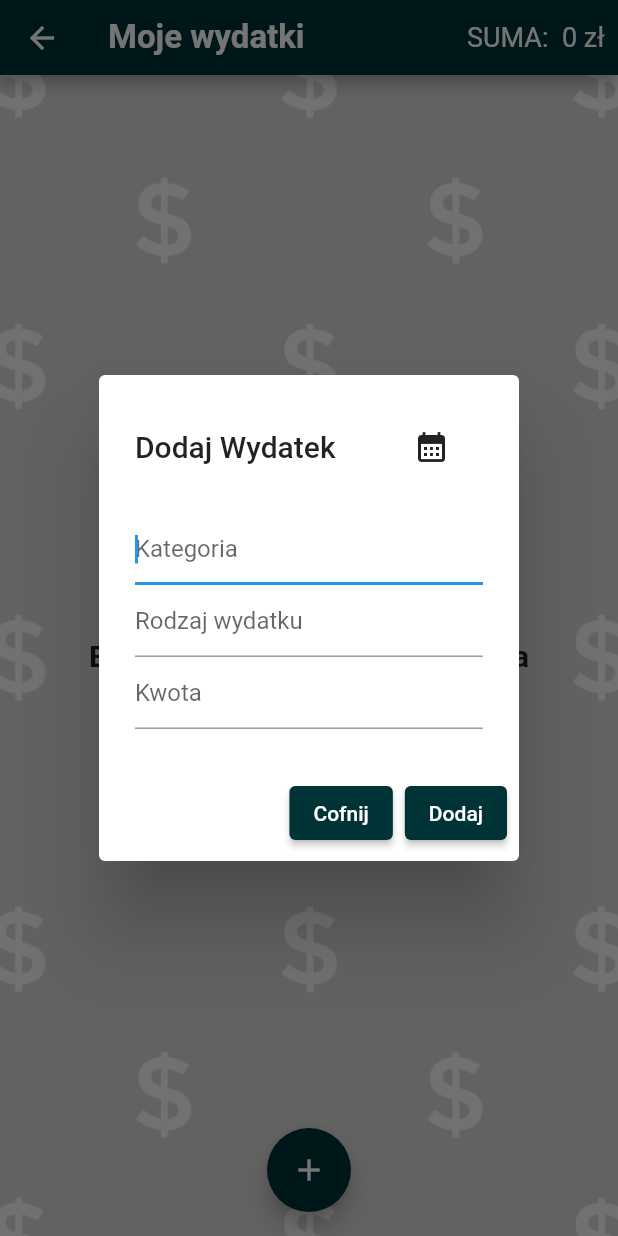
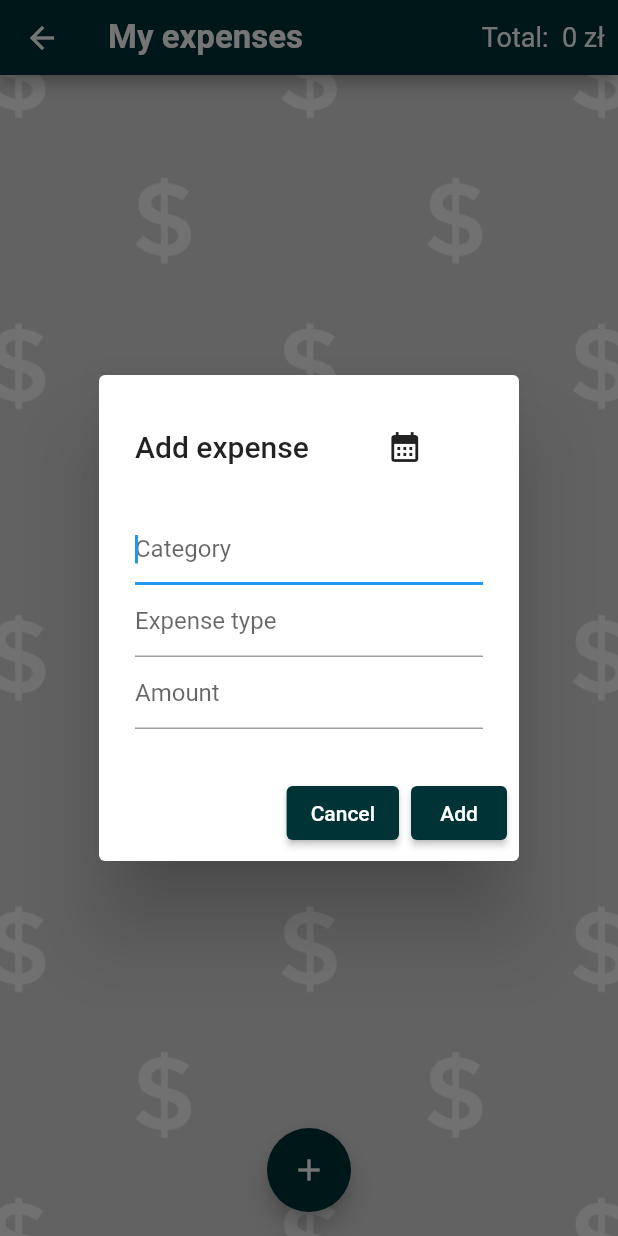
Before and after one commit to lukaszhak/moja_lodowka, a Flutter app: the ExpensesPage screen opened directly, after a tap on the "add" icon, on a phone screen of 412 x 824 dp. Run offline on Flutter 3.47's test engine with Material 2 defaults, Android fonts, the phone set to English and light mode, and no system bars; our stand-ins replace cloud_firestore, dio, firebase_auth, firebase_core, flutter_bloc, flutter_local_notifications and 5 more; accounts and stored records are empty; generated files the repository leaves out were written again; network calls fail.

Commit message:
Add english language to expenses page

```diff
--- a/lib/app/app.dart
+++ b/lib/app/app.dart
@@ -47,7 +47,7 @@ class RootPage extends StatelessWidget {
       builder: (context, state) {
         final user = state.user;
         if (user?.email == null) {
-          return LoginPage();
+          return const LoginPage();
         }
         return HomePage(
           user: user,
--- a/lib/app/cubit/root_cubit.dart
+++ b/lib/app/cubit/root_cubit.dart
@@ -26,15 +26,15 @@ class RootCubit extends Cubit<RootState> {
 
   StreamSubscription? _streamSubscription;
 
-  void isCreatingAccount(bool isCreatingAccount) {
+  Future<void> isCreatingAccount(bool isCreatingAccount) async {
     emit(state.copyWith(isCreatingAccount: !isCreatingAccount));
   }
 
-  void obscureText(bool obscureText) {
+  Future<void> obscureText(bool obscureText) async {
     emit(state.copyWith(obscureText: !obscureText));
   }
 
-  void errorMessage(String errorMessage) {
+  Future<void> showErrorMessage(String errorMessage) async {
     emit(
       state.copyWith(errorMessage: errorMessage),
     );
--- a/lib/features/home/pages/expenses_page/expenses_page.dart
+++ b/lib/features/home/pages/expenses_page/expenses_page.dart
@@ -6,15 +6,9 @@ import 'package:moja_lodowka/features/home/pages/expenses_page/widgets/expenses_
 import 'package:moja_lodowka/features/home/pages/expenses_page/widgets/expenses_page_body.dart';
 import 'package:moja_lodowka/features/home/pages/expenses_page/widgets/expenses_page_floating_button.dart';
 
-class ExpensesPage extends StatefulWidget {
+class ExpensesPage extends StatelessWidget {
   const ExpensesPage({super.key});
 
-  @override
-  State<ExpensesPage> createState() => _ExpensesPageState();
-}
-
-class _ExpensesPageState extends State<ExpensesPage> {
-  DateTime? expensesDate;
   @override
   Widget build(BuildContext context) {
     return BlocProvider(
--- a/lib/features/home/pages/expenses_page/widgets/expenses_page_appbar.dart
+++ b/lib/features/home/pages/expenses_page/widgets/expenses_page_appbar.dart
@@ -1,5 +1,6 @@
 import 'package:flutter/material.dart';
 import 'package:moja_lodowka/features/home/pages/expenses_page/cubit/expenses_page_cubit.dart';
+import 'package:flutter_gen/gen_l10n/app_localizations.dart';
 
 class ExpensesPageAppBar extends StatelessWidget
     implements PreferredSizeWidget {
@@ -38,9 +39,9 @@ class AppBarBody extends StatelessWidget {
   Widget build(BuildContext context) {
     return AppBar(
       backgroundColor: const Color.fromARGB(255, 0, 51, 54),
-      title: const Text(
-        'Moje wydatki',
-        style: TextStyle(
+      title: Text(
+        AppLocalizations.of(context)!.myExpenses,
+        style: const TextStyle(
           fontSize: 22,
           fontWeight: FontWeight.bold,
         ),
@@ -49,9 +50,9 @@ class AppBarBody extends StatelessWidget {
         Center(
           child: Row(
             children: [
-              const Text(
-                'SUMA:',
-                style: TextStyle(fontSize: 18),
+              Text(
+                AppLocalizations.of(context)!.total,
+                style: const TextStyle(fontSize: 18),
               ),
               Padding(
                 padding: const EdgeInsets.all(9.0),
--- a/lib/features/home/pages/expenses_page/widgets/expenses_page_body.dart
+++ b/lib/features/home/pages/expenses_page/widgets/expenses_page_body.dart
@@ -3,6 +3,7 @@ import 'package:moja_lodowka/app/core/enums.dart';
 import 'package:moja_lodowka/domain/models/expenses_document_model/expenses_document_model.dart';
 import 'package:moja_lodowka/features/home/pages/expenses_page/cubit/expenses_page_cubit.dart';
 import 'package:moja_lodowka/features/home/pages/expenses_page/widgets/expenses_page_item.dart';
+import 'package:flutter_gen/gen_l10n/app_localizations.dart';
 
 class ExpensesPageBody extends StatelessWidget {
   const ExpensesPageBody({
@@ -25,26 +26,27 @@ class ExpensesPageBody extends StatelessWidget {
         return Center(
           child: Column(
             mainAxisAlignment: MainAxisAlignment.center,
-            children: const [
-              CircularProgressIndicator(
+            children: [
+              const CircularProgressIndicator(
                 color: Color.fromARGB(255, 0, 37, 2),
               ),
-              SizedBox(
+              const SizedBox(
                 height: 15,
               ),
               Text(
-                'Ładowanie dokumentów',
-                style: TextStyle(fontSize: 20, fontWeight: FontWeight.bold),
+                AppLocalizations.of(context)!.loading,
+                style:
+                    const TextStyle(fontSize: 20, fontWeight: FontWeight.bold),
               ),
             ],
           ),
         );
       case Status.success:
         if (state.documents.isEmpty) {
-          return const Center(
+          return Center(
             child: Text(
-              'Brak elementów do wyświetlenia',
-              style: TextStyle(fontWeight: FontWeight.bold, fontSize: 20),
+              AppLocalizations.of(context)!.noElements,
+              style: const TextStyle(fontWeight: FontWeight.bold, fontSize: 20),
             ),
           );
         }
--- a/lib/features/home/pages/expenses_page/widgets/expenses_page_floating_button.dart
+++ b/lib/features/home/pages/expenses_page/widgets/expenses_page_floating_button.dart
@@ -3,6 +3,7 @@ import 'package:flutter/services.dart';
 import 'package:flutter_bloc/flutter_bloc.dart';
 import 'package:moja_lodowka/app/injection_container.dart';
 import 'package:moja_lodowka/features/home/pages/expenses_page/cubit/expenses_page_cubit.dart';
+import 'package:flutter_gen/gen_l10n/app_localizations.dart';
 
 class ExpensesPageFloatingButton extends StatefulWidget {
   const ExpensesPageFloatingButton({super.key});
@@ -38,7 +39,7 @@ class _ExpensesPageFloatingButtonState
                         style: ElevatedButton.styleFrom(
                           backgroundColor: const Color.fromARGB(255, 0, 51, 54),
                         ),
-                        child: const Text('Cofnij'),
+                        child: Text(AppLocalizations.of(context)!.cancel),
                       ),
                       ElevatedButton(
                         onPressed: () {
@@ -49,7 +50,7 @@ class _ExpensesPageFloatingButtonState
                         style: ElevatedButton.styleFrom(
                           backgroundColor: const Color.fromARGB(255, 0, 51, 54),
                         ),
-                        child: const Text('Dodaj'),
+                        child: Text(AppLocalizations.of(context)!.add),
                       )
                     ],
                     title: AlertDialogTitle(
@@ -101,7 +102,7 @@ class AlertDialogTitle extends StatelessWidget {
   Widget build(BuildContext context) {
     return Row(
       children: [
-        const Text('Dodaj Wydatek'),
+        Text(AppLocalizations.of(context)!.addExpense),
         const SizedBox(
           width: 40,
         ),
@@ -154,12 +155,14 @@ class AlertDialogContent extends StatelessWidget {
           autofocus: true,
           textCapitalization: TextCapitalization.sentences,
           onChanged: onCategoryChanged,
-          decoration: const InputDecoration(hintText: 'Kategoria'),
+          decoration: InputDecoration(
+              hintText: AppLocalizations.of(context)!.expenseCategory),
         ),
         TextField(
           textCapitalization: TextCapitalization.sentences,
           onChanged: onTitleChanged,
-          decoration: const InputDecoration(hintText: 'Rodzaj wydatku'),
+          decoration: InputDecoration(
+              hintText: AppLocalizations.of(context)!.expenseType),
         ),
         TextField(
           onChanged: onAmountChanged,
@@ -167,7 +170,8 @@ class AlertDialogContent extends StatelessWidget {
           inputFormatters: [
             FilteringTextInputFormatter.allow(RegExp(r'(^\d*\.?\d*)'))
           ],
-          decoration: const InputDecoration(hintText: 'Kwota'),
+          decoration:
+              InputDecoration(hintText: AppLocalizations.of(context)!.amount),
         ),
       ],
     );
--- a/lib/features/home/widgets/home_page_widgets.dart
+++ b/lib/features/home/widgets/home_page_widgets.dart
@@ -145,7 +145,7 @@ class HomePageDrawer extends StatelessWidget {
                     }),
                 HomePageListTile(
                     icon: Icons.account_balance_wallet,
-                    title: 'Wydatki',
+                    title: AppLocalizations.of(context)!.expenses,
                     onTap: () {
                       Navigator.of(context).push(
                         MaterialPageRoute(
--- a/lib/features/login/login_page/login_page_body.dart
+++ b/lib/features/login/login_page/login_page_body.dart
@@ -90,7 +90,7 @@ class LoginPageBody extends StatelessWidget {
                       } on FirebaseAuthException catch (error) {
                         context
                             .read<RootCubit>()
-                            .errorMessage('Error: ${error.message!}');
+                            .showErrorMessage('Error: ${error.message!}');
                       }
                     } else {
                       // logowanie
@@ -101,7 +101,7 @@ class LoginPageBody extends StatelessWidget {
                       } on FirebaseAuthException catch (error) {
                         context
                             .read<RootCubit>()
-                            .errorMessage('Error: ${error.message!}');
+                            .showErrorMessage('Error: ${error.message!}');
                       }
                     }
                   },
--- a/lib/l10n/app_en.arb
+++ b/lib/l10n/app_en.arb
@@ -54,5 +54,13 @@
     "typeMedication": "Type the medication name",
     "reminderIn": "Reminder in",
     "aboutToExpire": "The following product is about to expire",
-    "medicineAboutToExpire": "The following medicine is about to expire"
+    "medicineAboutToExpire": "The following medicine is about to expire",
+    "expenses": "Expenses",
+    "myExpenses": "My expenses",
+    "total": "Total:",
+    "noElements": "No elements to display",
+    "addExpense": "Add expense",
+    "expenseCategory": "Category",
+    "expenseType": "Expense type",
+    "amount": "Amount"
 }
--- a/lib/l10n/app_pl.arb
+++ b/lib/l10n/app_pl.arb
@@ -54,5 +54,13 @@
     "typeMedication": "Wpisz nazwę leku",
     "reminderIn": "Przypomnienie w",
     "aboutToExpire": "Kończy się data ważności produktu",
-    "medicineAboutToExpire": "Kończy się data ważności leku"
+    "medicineAboutToExpire": "Kończy się data ważności leku",
+    "expenses": "Wydatki",
+    "myExpenses": "Moje wydatki",
+    "total": "Suma:",
+    "noElements": "Brak elementów do wyświetlenia",
+    "addExpense": "Dodaj wydatek",
+    "expenseCategory": "Kategoria",
+    "expenseType": "Rodzaj wydatku",
+    "amount": "Kwota"
 }
--- a/pubspec.yaml
+++ b/pubspec.yaml
@@ -37,7 +37,7 @@ dependencies:
   firebase_storage: ^11.1.0
   flutter:
     sdk: flutter
-  flutter_bloc: ^8.1.3
+  flutter_bloc: ^8.1.2
   flutter_local_notifications: ^8.2.0
   flutter_localizations:
     sdk: flutter
```
